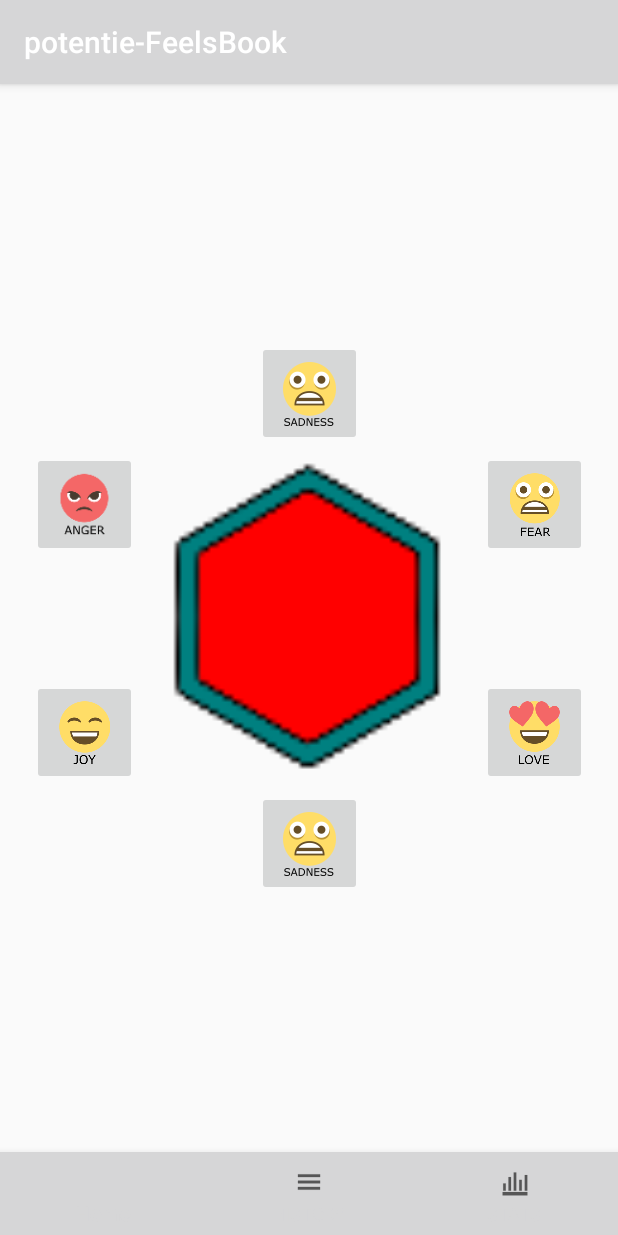
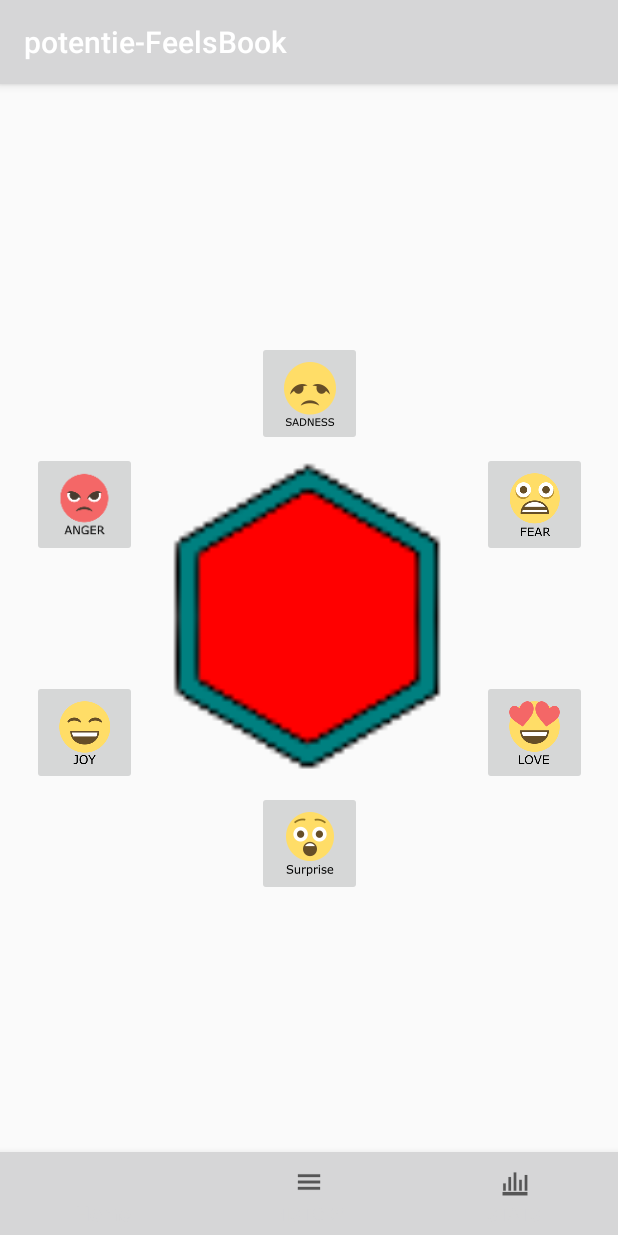
Before and after one commit to ImJoeYouKnow/potentie-FeelsBook, an Android app: the screen it shows after launch (MainActivity), on a phone screen of 412 x 824 dp. Run offline under Robolectric (Android 15) with nearby library versions, the phone set to English and light mode, and no system bars.

Commit message:
Fixed some graphical bugs

```diff
--- a/app/src/main/res/layout/activity_main.xml
+++ b/app/src/main/res/layout/activity_main.xml
@@ -85,7 +85,7 @@
         android:id="@+id/sadnessEmoji"
         android:layout_width="70dp"
         android:layout_height="70dp"
-        android:contentDescription="@string/fear_emoji_desc"
+        android:contentDescription="@string/sadness_emoji_desc"
         app:layout_constraintBottom_toTopOf="@+id/centerImage"
         app:layout_constraintEnd_toEndOf="@+id/centerImage"
         app:layout_constraintStart_toStartOf="@+id/centerImage"
```
Also changed, not shown: app/src/main/ic_sadness-web.png, app/src/main/ic_surprise-web.png, app/src/main/res/mipmap-hdpi/ic_sadness.png, app/src/main/res/mipmap-hdpi/ic_surprise.png, app/src/main/res/mipmap-mdpi/ic_sadness.png, app/src/main/res/mipmap-mdpi/ic_surprise.png, app/src/main/res/mipmap-xhdpi/ic_sadness.png, app/src/main/res/mipmap-xhdpi/ic_surprise.png, app/src/main/res/mipmap-xxhdpi/ic_sadness.png, app/src/main/res/mipmap-xxhdpi/ic_surprise.png, app/src/main/res/mipmap-xxxhdpi/ic_sadness.png, app/src/main/res/mipmap-xxxhdpi/ic_surprise.png, 2 other files.
